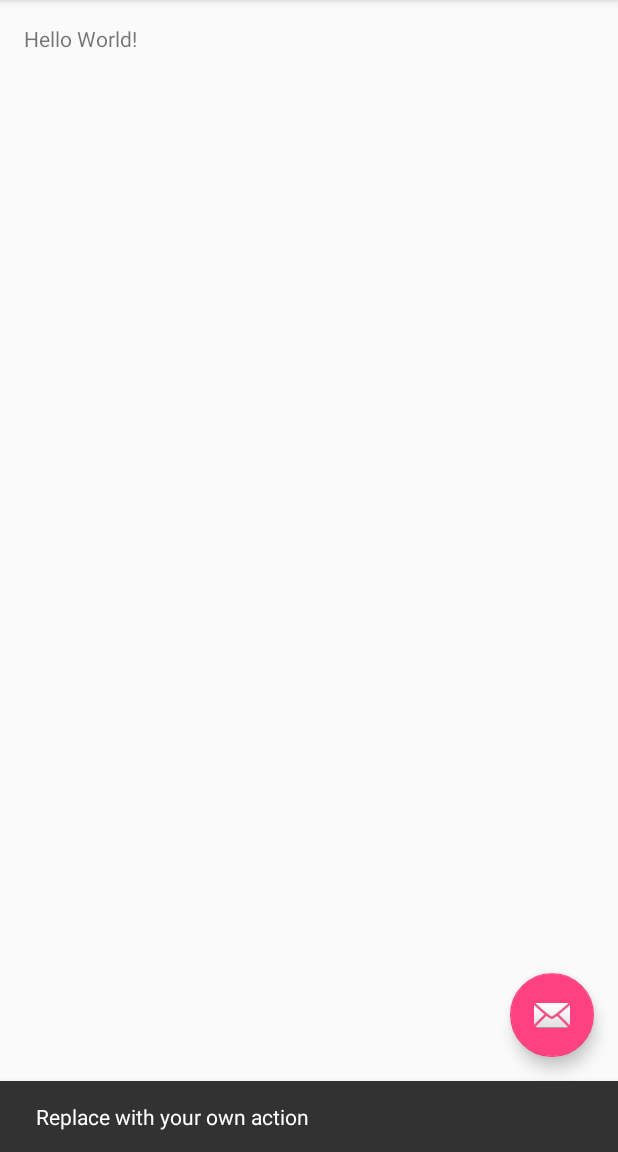
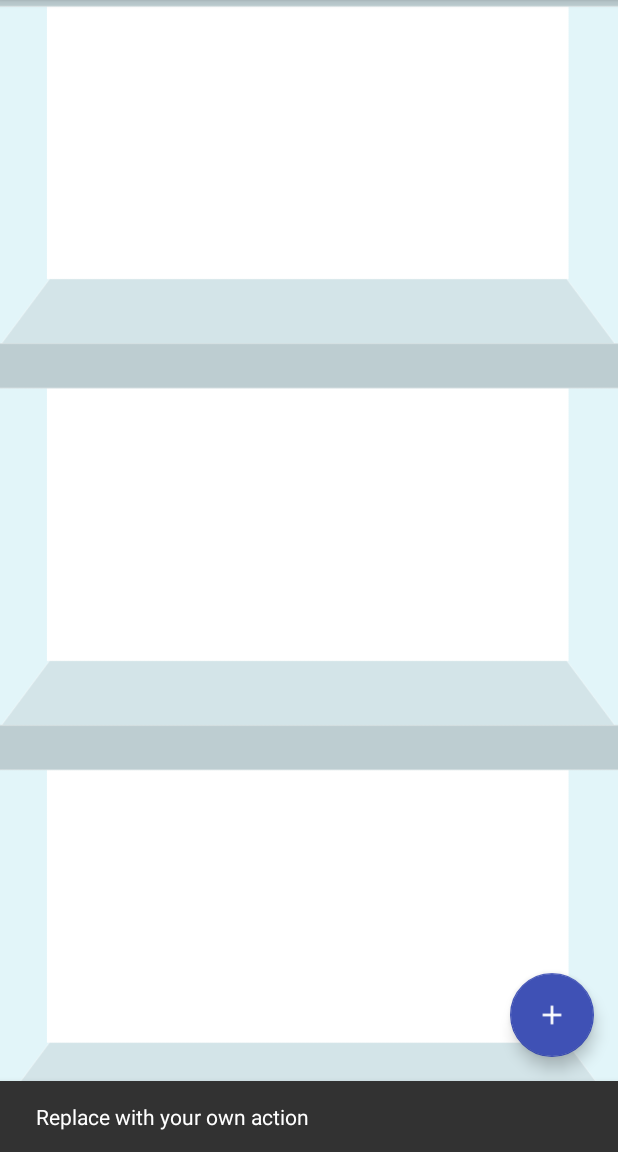
Before and after one commit to BlauerRiese/MyVirtualFridge_2.0, an Android app: the screen it shows after launch (StartActivity), after a tap on an icon or button, on a phone screen of 412 x 824 dp, the part 84-1236 px from its top. Run offline under Robolectric (Android 15) with nearby library versions, the phone set to English and light mode, and no system bars.

Commit message:
Hintergrund und Button

```diff
--- a/app/src/main/res/layout/activity_start.xml
+++ b/app/src/main/res/layout/activity_start.xml
@@ -4,7 +4,10 @@
     xmlns:app="http://schemas.android.com/apk/res-auto"
     xmlns:tools="http://schemas.android.com/tools" android:layout_width="match_parent"
     android:layout_height="match_parent" android:fitsSystemWindows="true"
-    tools:context=".StartActivity">
+    android:background="@drawable/fridge"
+    tools:context=".StartActivity"
+    >
+
 
     <android.support.design.widget.AppBarLayout android:layout_height="wrap_content"
         android:layout_width="match_parent" android:theme="@style/AppTheme.AppBarOverlay">
@@ -20,6 +23,6 @@
     <android.support.design.widget.FloatingActionButton android:id="@+id/fab"
         android:layout_width="wrap_content" android:layout_height="wrap_content"
         android:layout_gravity="bottom|end" android:layout_margin="@dimen/fab_margin"
-        android:src="@android:drawable/ic_dialog_email" />
+        android:src="@drawable/ic_add_white" />
 
 </android.support.design.widget.CoordinatorLayout>
--- a/app/src/main/res/layout/content_start.xml
+++ b/app/src/main/res/layout/content_start.xml
@@ -9,6 +9,4 @@
     app:layout_behavior="@string/appbar_scrolling_view_behavior"
     tools:showIn="@layout/activity_start" tools:context=".StartActivity">
 
-    <TextView android:text="Hello World!" android:layout_width="wrap_content"
-        android:layout_height="wrap_content" />
 </RelativeLayout>
--- a/app/src/main/res/values/colors.xml
+++ b/app/src/main/res/values/colors.xml
@@ -2,5 +2,5 @@
 <resources>
     <color name="colorPrimary">#3F51B5</color>
     <color name="colorPrimaryDark">#303F9F</color>
-    <color name="colorAccent">#FF4081</color>
+    <color name="colorAccent">#3F51B5</color>
 </resources>
```
Also changed, not shown: app/src/main/ic_check_white-web.png (added), app/src/main/res/drawable/fridge.png (added), app/src/main/res/drawable/fridge_icon.jpg (added), app/src/main/res/drawable/ic_add_white.png (added), app/src/main/res/mipmap-hdpi/ic_check_white.png (added), app/src/main/res/mipmap-mdpi/ic_check_white.png (added), app/src/main/res/mipmap-xhdpi/ic_check_white.png (added), app/src/main/res/mipmap-xxhdpi/ic_check_white.png (added), app/src/main/res/mipmap-xxxhdpi/ic_check_white.png (added), 2 other files.
